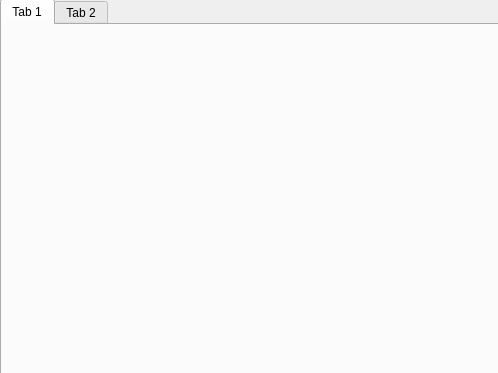
Old version of the form widget.ui in the repository hwendland/M1Widget.
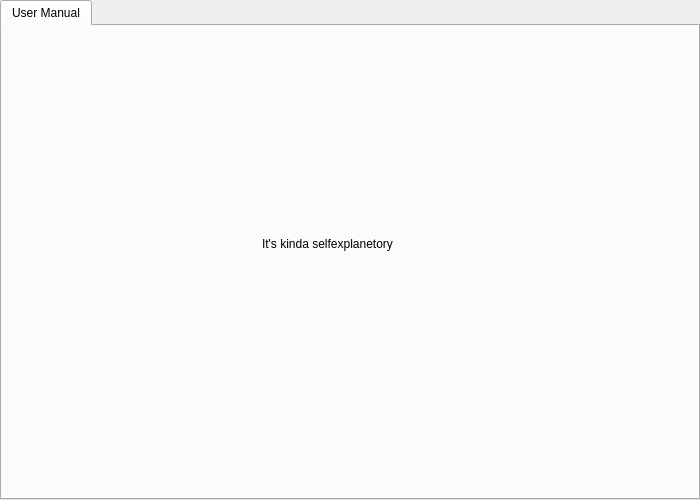
New version of the form.

```diff
--- a/widget.ui
+++ b/widget.ui
@@ -6,8 +6,8 @@
    <rect>
     <x>0</x>
     <y>0</y>
-    <width>498</width>
-    <height>373</height>
+    <width>700</width>
+    <height>500</height>
    </rect>
   </property>
   <property name="windowTitle">
@@ -17,9 +17,9 @@
    <property name="geometry">
     <rect>
      <x>0</x>
-     <y>-1</y>
-     <width>501</width>
-     <height>381</height>
+     <y>0</y>
+     <width>700</width>
+     <height>500</height>
     </rect>
    </property>
    <property name="currentIndex">
@@ -27,13 +27,21 @@
    </property>
    <widget class="QWidget" name="tab">
     <attribute name="title">
-     <string>Tab 1</string>
+     <string>User Manual</string>
     </attribute>
-   </widget>
-   <widget class="QWidget" name="tab_2">
-    <attribute name="title">
-     <string>Tab 2</string>
-    </attribute>
+    <widget class="QLabel" name="label">
+     <property name="geometry">
+      <rect>
+       <x>260</x>
+       <y>210</y>
+       <width>181</width>
+       <height>16</height>
+      </rect>
+     </property>
+     <property name="text">
+      <string>It's kinda selfexplanetory</string>
+     </property>
+    </widget>
    </widget>
   </widget>
  </widget>
```
